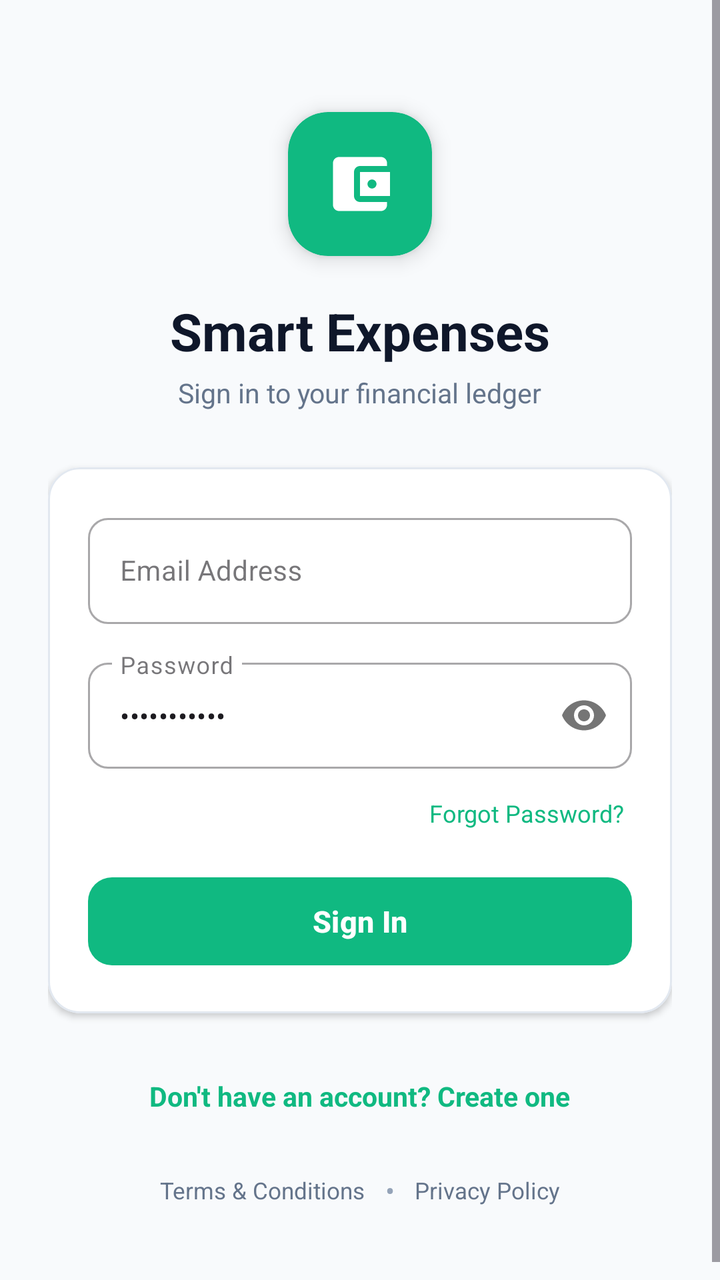
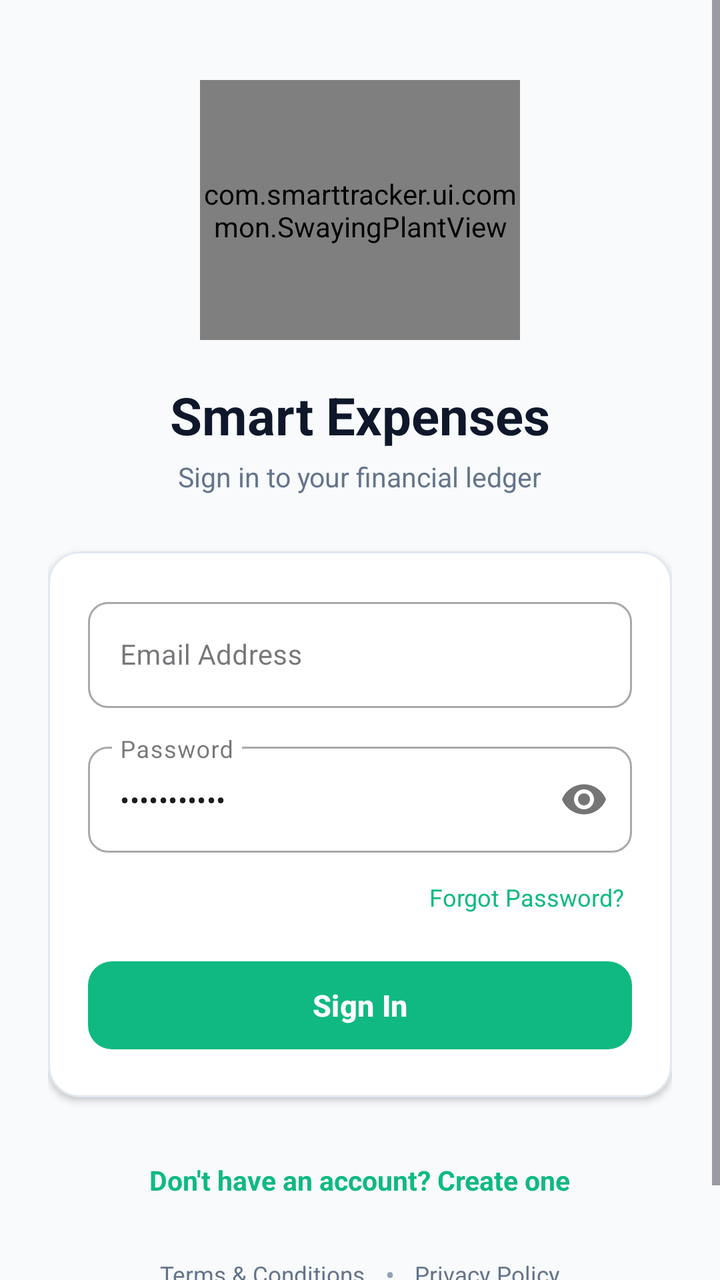

An Android layout rendered at two revisions. The XML below is the earlier revision; the diff shows what the commit changed to produce the second picture.
<!-- AndroidManifest.xml: application theme Theme.SmartExpensesTracker -->
<!-- res/layout/activity_login.xml -->
<?xml version="1.0" encoding="utf-8"?>
<ScrollView xmlns:android="http://schemas.android.com/apk/res/android"
    xmlns:app="http://schemas.android.com/apk/res-auto"
    android:layout_width="match_parent"
    android:layout_height="match_parent"
    android:fillViewport="true"
    android:background="@color/bg_main">

    <LinearLayout
        android:layout_width="match_parent"
        android:layout_height="wrap_content"
        android:orientation="vertical"
        android:padding="24dp"
        android:gravity="center_horizontal">

        
        <com.google.android.material.card.MaterialCardView
            android:layout_width="72dp"
            android:layout_height="72dp"
            android:layout_marginTop="32dp"
            app:cardCornerRadius="20dp"
            app:cardBackgroundColor="@color/brand_primary"
            app:cardElevation="6dp"
            app:strokeWidth="0dp">

            <ImageView
                android:layout_width="36dp"
                android:layout_height="36dp"
                android:layout_gravity="center"
                android:src="@drawable/ic_wallet"
                app:tint="@color/text_on_primary"
                android:contentDescription="Smart Expenses Tracker Logo" />
        </com.google.android.material.card.MaterialCardView>

        <TextView
            android:layout_width="wrap_content"
            android:layout_height="wrap_content"
            android:layout_marginTop="20dp"
            android:text="Smart Expenses"
            android:textSize="26sp"
            android:textStyle="bold"
            android:textColor="@color/text_primary" />

        <TextView
            android:layout_width="wrap_content"
            android:layout_height="wrap_content"
            android:layout_marginTop="4dp"
            android:text="Sign in to your financial ledger"
            android:textSize="13.5sp"
            android:textColor="@color/text_secondary" />

        
        <com.google.android.material.card.MaterialCardView
            android:layout_width="match_parent"
            android:layout_height="wrap_content"
            android:layout_marginTop="28dp"
            app:cardCornerRadius="16dp"
            app:cardBackgroundColor="@color/bg_card"
            app:cardElevation="2dp"
            app:strokeColor="@color/border_light"
            app:strokeWidth="1dp">

            <LinearLayout
                android:layout_width="match_parent"
                android:layout_height="wrap_content"
                android:orientation="vertical"
                android:padding="20dp">

                
                <com.google.android.material.textfield.TextInputLayout
                    android:id="@+id/tilEmail"
                    style="@style/Widget.MaterialComponents.TextInputLayout.OutlinedBox"
                    android:layout_width="match_parent"
                    android:layout_height="wrap_content"
                    android:hint="Email Address"
                    app:boxCornerRadiusBottomEnd="10dp"
                    app:boxCornerRadiusBottomStart="10dp"
                    app:boxCornerRadiusTopEnd="10dp"
                    app:boxCornerRadiusTopStart="10dp">

                    <com.google.android.material.textfield.TextInputEditText
                        android:id="@+id/etEmail"
                        android:layout_width="match_parent"
                        android:layout_height="wrap_content"
                        android:inputType="textEmailAddress"
                        android:maxLines="1"
                        android:textSize="14sp" />
                </com.google.android.material.textfield.TextInputLayout>

                
                <com.google.android.material.textfield.TextInputLayout
                    android:id="@+id/tilPassword"
                    style="@style/Widget.MaterialComponents.TextInputLayout.OutlinedBox"
                    android:layout_width="match_parent"
                    android:layout_height="wrap_content"
                    android:layout_marginTop="14dp"
                    android:hint="Password"
                    app:passwordToggleEnabled="true"
                    app:boxCornerRadiusBottomEnd="10dp"
                    app:boxCornerRadiusBottomStart="10dp"
                    app:boxCornerRadiusTopEnd="10dp"
                    app:boxCornerRadiusTopStart="10dp">

                    <com.google.android.material.textfield.TextInputEditText
                        android:id="@+id/etPassword"
                        android:layout_width="match_parent"
                        android:layout_height="wrap_content"
                        android:inputType="textPassword"
                        android:text="password123"
                        android:maxLines="1"
                        android:textSize="14sp" />
                </com.google.android.material.textfield.TextInputLayout>

                
                <TextView
                    android:id="@+id/tvForgotPassword"
                    android:layout_width="wrap_content"
                    android:layout_height="wrap_content"
                    android:layout_gravity="end"
                    android:layout_marginTop="10dp"
                    android:text="Forgot Password?"
                    android:textSize="12sp"
                    android:textColor="@color/brand_primary"
                    android:padding="4dp" />

                
                <com.google.android.material.button.MaterialButton
                    android:id="@+id/btnLogin"
                    android:layout_width="match_parent"
                    android:layout_height="52dp"
                    android:layout_marginTop="16dp"
                    android:text="Sign In"
                    android:textAllCaps="false"
                    android:textSize="15sp"
                    android:textStyle="bold"
                    android:textColor="@color/text_on_primary"
                    app:backgroundTint="@color/brand_primary"
                    app:cornerRadius="12dp"
                    app:elevation="2dp" />

                
                <ProgressBar
                    android:id="@+id/progressLoading"
                    android:layout_width="32dp"
                    android:layout_height="32dp"
                    android:layout_gravity="center"
                    android:layout_marginTop="12dp"
                    android:indeterminateTint="@color/brand_primary"
                    android:visibility="gone" />

            </LinearLayout>
        </com.google.android.material.card.MaterialCardView>

        
        <TextView
            android:id="@+id/tvSwitchRegister"
            android:layout_width="wrap_content"
            android:layout_height="wrap_content"
            android:layout_marginTop="24dp"
            android:text="Don't have an account? Create one"
            android:textSize="13.5sp"
            android:textStyle="bold"
            android:textColor="@color/brand_primary"
            android:padding="8dp" />

        <View
            android:layout_width="match_parent"
            android:layout_height="0dp"
            android:layout_weight="1" />

        
        <LinearLayout
            android:layout_width="wrap_content"
            android:layout_height="wrap_content"
            android:orientation="horizontal"
            android:layout_marginTop="16dp"
            android:layout_marginBottom="16dp"
            android:gravity="center">

            <TextView
                android:id="@+id/tvTermsLink"
                android:layout_width="wrap_content"
                android:layout_height="wrap_content"
                android:text="Terms &amp; Conditions"
                android:textSize="11.5sp"
                android:textColor="@color/text_secondary"
                android:padding="6dp" />

            <TextView
                android:layout_width="wrap_content"
                android:layout_height="wrap_content"
                android:text="•"
                android:textColor="@color/text_tertiary"
                android:paddingStart="4dp"
                android:paddingEnd="4dp" />

            <TextView
                android:id="@+id/tvPrivacyLink"
                android:layout_width="wrap_content"
                android:layout_height="wrap_content"
                android:text="Privacy Policy"
                android:textSize="11.5sp"
                android:textColor="@color/text_secondary"
                android:padding="6dp" />
        </LinearLayout>

    </LinearLayout>
</ScrollView>
<!-- resources referenced by this layout -->
<resources>
  <color name="bg_card">#FFFFFF</color>
  <color name="bg_main">#F8FAFC</color>
  <color name="border_light">#E2E8F0</color>
  <color name="brand_primary">#10B981</color>
  <color name="text_on_primary">#FFFFFF</color>
  <color name="text_primary">#0F172A</color>
  <color name="text_secondary">#64748B</color>
  <color name="text_tertiary">#94A3B8</color>
  <!-- drawable ic_wallet (drawable) -->
  <vector xmlns:android="http://schemas.android.com/apk/res/android"
      android:width="24dp"
      android:height="24dp"
      android:viewportWidth="24"
      android:viewportHeight="24">
      <path
          android:fillColor="#FFFFFFFF"
          android:pathData="M21,18v1c0,1.1 -0.9,2 -2,2H5c-1.11,0 -2,-0.9 -2,-2V5c0,-1.1 0.89,-2 2,-2h14c1.1,0 2,0.9 2,2v1h-9c-1.11,0 -2,0.9 -2,2v8c0,1.1 0.89,2 2,2h9zm-9,-2h10V8H12v8zm4,-2.5c-0.83,0 -1.5,-0.67 -1.5,-1.5s0.67,-1.5 1.5,-1.5 1.5,0.67 1.5,1.5 -0.67,1.5 -1.5,1.5z"/>
  </vector>
  <style name="Theme.SmartExpensesTracker" parent="Theme.Material3.Light.NoActionBar">
          <item name="colorPrimary">@color/brand_primary</item>
          <item name="colorPrimaryDark">@color/brand_primary_dark</item>
          <item name="colorAccent">@color/brand_accent</item>
          <item name="android:windowBackground">@color/bg_main</item>
          <item name="android:statusBarColor">@color/bg_main</item>
          <item name="android:windowLightStatusBar">true</item>
      </style>
  <color name="brand_primary_dark">#047857</color>
  <color name="brand_accent">#059669</color>
</resources>

<!-- the commit's change to res/layout/activity_login.xml (unified diff, before → after) -->
@@ -14,23 +14,11 @@
         android:gravity="center_horizontal">
 
         
-        <com.google.android.material.card.MaterialCardView
-            android:layout_width="72dp"
-            android:layout_height="72dp"
-            android:layout_marginTop="32dp"
-            app:cardCornerRadius="20dp"
-            app:cardBackgroundColor="@color/brand_primary"
-            app:cardElevation="6dp"
-            app:strokeWidth="0dp">
-
-            <ImageView
-                android:layout_width="36dp"
-                android:layout_height="36dp"
-                android:layout_gravity="center"
-                android:src="@drawable/ic_wallet"
-                app:tint="@color/text_on_primary"
-                android:contentDescription="Smart Expenses Tracker Logo" />
-        </com.google.android.material.card.MaterialCardView>
+        <com.smarttracker.ui.common.SwayingPlantView
+            android:id="@+id/plantView"
+            android:layout_width="160dp"
+            android:layout_height="130dp"
+            android:layout_marginTop="16dp" />
 
         <TextView
             android:layout_width="wrap_content"
<!-- resource entries referenced after the edit -->
@@ -8,16 +8,6 @@
   <color name="text_primary">#0F172A</color>
   <color name="text_secondary">#64748B</color>
   <color name="text_tertiary">#94A3B8</color>
-  <!-- drawable ic_wallet (drawable) -->
-  <vector xmlns:android="http://schemas.android.com/apk/res/android"
-      android:width="24dp"
-      android:height="24dp"
-      android:viewportWidth="24"
-      android:viewportHeight="24">
-      <path
-          android:fillColor="#FFFFFFFF"
-          android:pathData="M21,18v1c0,1.1 -0.9,2 -2,2H5c-1.11,0 -2,-0.9 -2,-2V5c0,-1.1 0.89,-2 2,-2h14c1.1,0 2,0.9 2,2v1h-9c-1.11,0 -2,0.9 -2,2v8c0,1.1 0.89,2 2,2h9zm-9,-2h10V8H12v8zm4,-2.5c-0.83,0 -1.5,-0.67 -1.5,-1.5s0.67,-1.5 1.5,-1.5 1.5,0.67 1.5,1.5 -0.67,1.5 -1.5,1.5z"/>
-  </vector>
   <style name="Theme.SmartExpensesTracker" parent="Theme.Material3.Light.NoActionBar">
           <item name="colorPrimary">@color/brand_primary</item>
           <item name="colorPrimaryDark">@color/brand_primary_dark</item>
